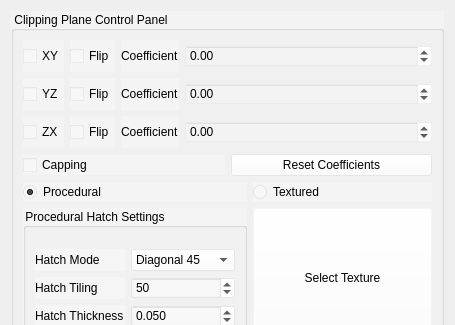
Above: ui/ClippingPlanesEditor.ui from 01Hub/ModelViewer before the change; both pictures show x 0 to 455 and y 0 to 325 of the 455 by 486 pixel window. Below: the same form after it.
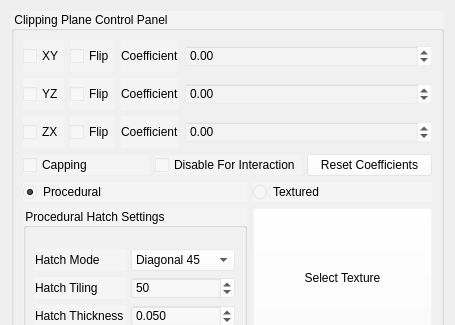
That is the form after the change.

Commit message: Add dynamic capping suppression toggle in ClippingPlanesEditor

```diff
--- a/ui/ClippingPlanesEditor.ui
+++ b/ui/ClippingPlanesEditor.ui
@@ -234,6 +234,13 @@
               </property>
              </widget>
             </item>
+            <item>
+             <widget class="QCheckBox" name="checkBoxDynamicCapping">
+              <property name="text">
+               <string>Disable For Interaction</string>
+              </property>
+             </widget>
+            </item>
             <item>
              <widget class="QPushButton" name="pushButtonResetCoeffs">
               <property name="text">
```
The commit also changes 4 other files.
